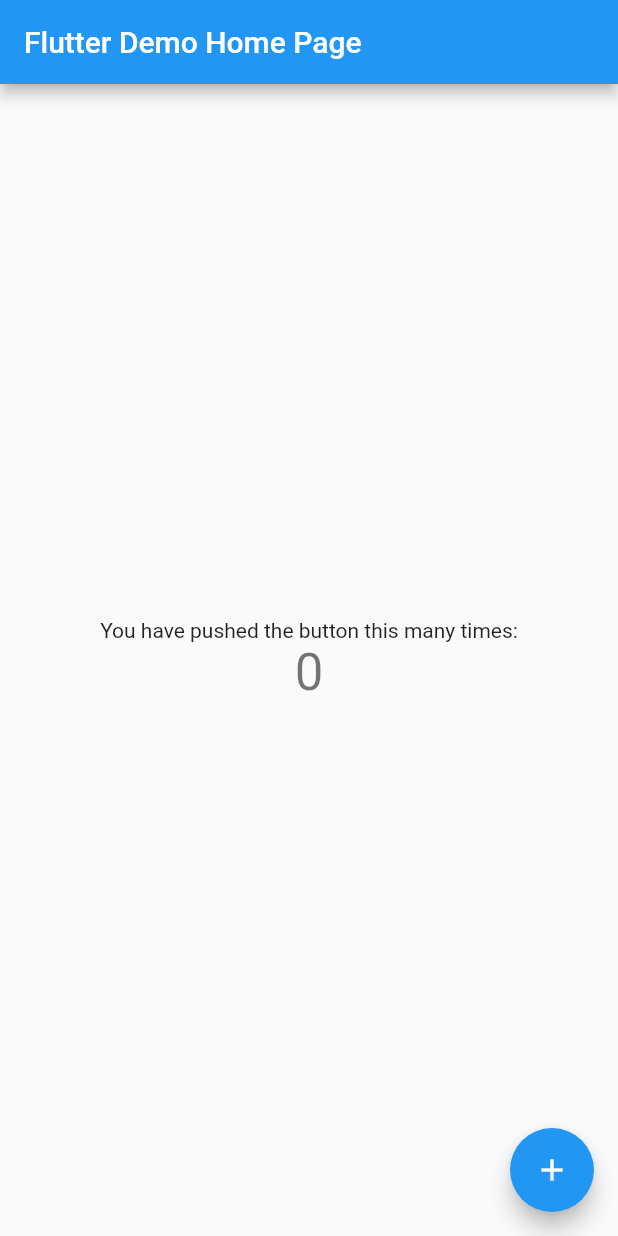
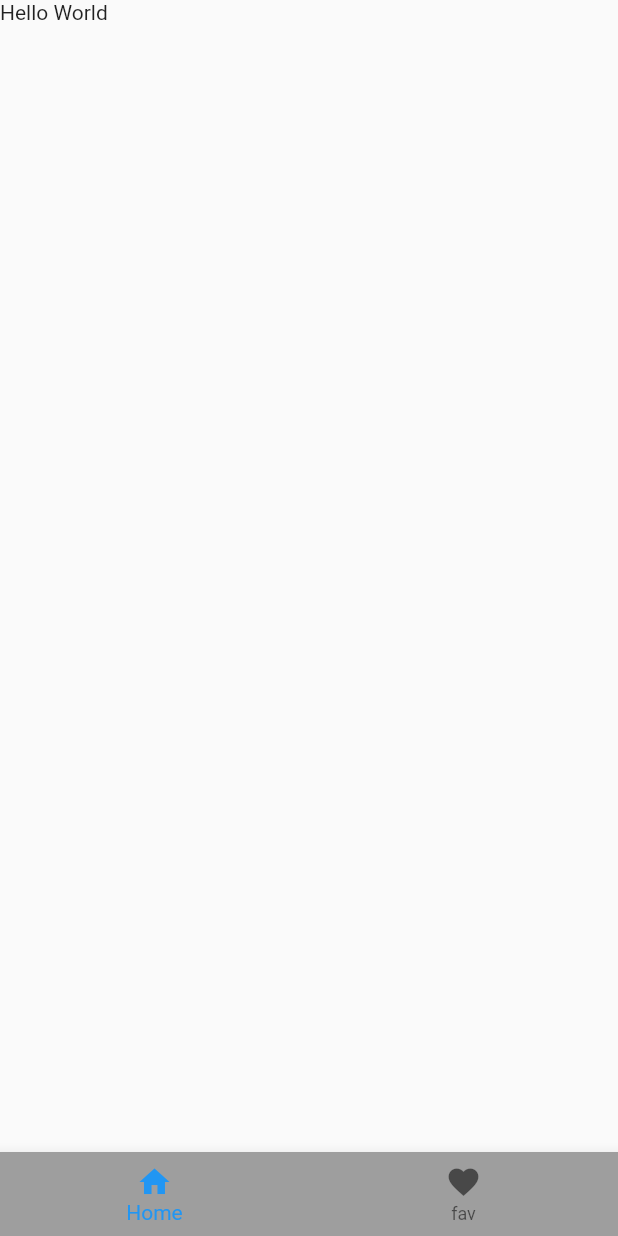
Before and after one commit to SynapseProgramming/membit, a Flutter app: the screen it shows after launch, on a phone screen of 412 x 824 dp. Run offline on Flutter 3.47's test engine with Material 2 defaults, Android fonts, the phone set to English and light mode, and no system bars.

Commit message:
Added in  a navigation bar

```diff
--- a/lib/main.dart
+++ b/lib/main.dart
@@ -11,35 +11,17 @@ class MyApp extends StatelessWidget {
   @override
   Widget build(BuildContext context) {
     return MaterialApp(
-      title: 'Flutter Demo',
+      title: 'Membit',
       theme: ThemeData(
-        // This is the theme of your application.
-        //
-        // Try running your application with "flutter run". You'll see the
-        // application has a blue toolbar. Then, without quitting the app, try
-        // changing the primarySwatch below to Colors.green and then invoke
-        // "hot reload" (press "r" in the console where you ran "flutter run",
-        // or simply save your changes to "hot reload" in a Flutter IDE).
-        // Notice that the counter didn't reset back to zero; the application
-        // is not restarted.
         primarySwatch: Colors.blue,
       ),
-      home: const MyHomePage(title: 'Flutter Demo Home Page'),
+      home: const MyHomePage(title: 'Membit'),
     );
   }
 }
 
 class MyHomePage extends StatefulWidget {
   const MyHomePage({super.key, required this.title});
-
-  // This widget is the home page of your application. It is stateful, meaning
-  // that it has a State object (defined below) that contains fields that affect
-  // how it looks.
-
-  // This class is the configuration for the state. It holds the values (in this
-  // case the title) provided by the parent (in this case the App widget) and
-  // used by the build method of the State. Fields in a Widget subclass are
-  // always marked "final".
 
   final String title;
 
@@ -48,68 +30,28 @@ class MyHomePage extends StatefulWidget {
 }
 
 class _MyHomePageState extends State<MyHomePage> {
-  int _counter = 0;
+  int selectedindex = 0;
 
-  void _incrementCounter() {
+  void _onItemTapped(int index) {
     setState(() {
-      // This call to setState tells the Flutter framework that something has
-      // changed in this State, which causes it to rerun the build method below
-      // so that the display can reflect the updated values. If we changed
-      // _counter without calling setState(), then the build method would not be
-      // called again, and so nothing would appear to happen.
-      _counter++;
+      selectedindex = index;
     });
+    print(selectedindex);
   }
 
   @override
   Widget build(BuildContext context) {
-    // This method is rerun every time setState is called, for instance as done
-    // by the _incrementCounter method above.
-    //
-    // The Flutter framework has been optimized to make rerunning build methods
-    // fast, so that you can just rebuild anything that needs updating rather
-    // than having to individually change instances of widgets.
     return Scaffold(
-      appBar: AppBar(
-        // Here we take the value from the MyHomePage object that was created by
-        // the App.build method, and use it to set our appbar title.
-        title: Text(widget.title),
+      body: Text("Hello World"),
+      bottomNavigationBar: BottomNavigationBar(
+        backgroundColor: Colors.grey,
+        items: const <BottomNavigationBarItem>[
+          BottomNavigationBarItem(icon: Icon(Icons.home), label: 'Home'),
+          BottomNavigationBarItem(icon: Icon(Icons.favorite), label: 'fav'),
+        ],
+        currentIndex: selectedindex,
+        onTap: _onItemTapped,
       ),
-      body: Center(
-        // Center is a layout widget. It takes a single child and positions it
-        // in the middle of the parent.
-        child: Column(
-          // Column is also a layout widget. It takes a list of children and
-          // arranges them vertically. By default, it sizes itself to fit its
-          // children horizontally, and tries to be as tall as its parent.
-          //
-          // Invoke "debug painting" (press "p" in the console, choose the
-          // "Toggle Debug Paint" action from the Flutter Inspector in Android
-          // Studio, or the "Toggle Debug Paint" command in Visual Studio Code)
-          // to see the wireframe for each widget.
-          //
-          // Column has various properties to control how it sizes itself and
-          // how it positions its children. Here we use mainAxisAlignment to
-          // center the children vertically; the main axis here is the vertical
-          // axis because Columns are vertical (the cross axis would be
-          // horizontal).
-          mainAxisAlignment: MainAxisAlignment.center,
-          children: <Widget>[
-            const Text(
-              'You have pushed the button this many times:',
-            ),
-            Text(
-              '$_counter',
-              style: Theme.of(context).textTheme.headlineMedium,
-            ),
-          ],
-        ),
-      ),
-      floatingActionButton: FloatingActionButton(
-        onPressed: _incrementCounter,
-        tooltip: 'Increment',
-        child: const Icon(Icons.add),
-      ), // This trailing comma makes auto-formatting nicer for build methods.
     );
   }
 }
```
